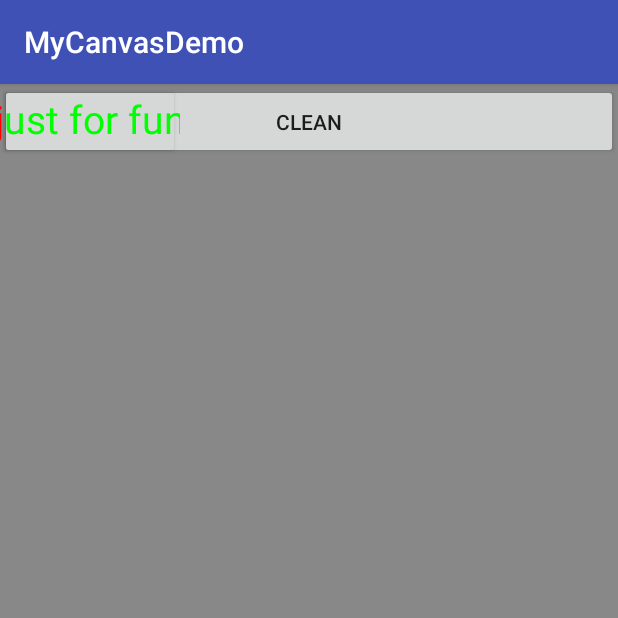
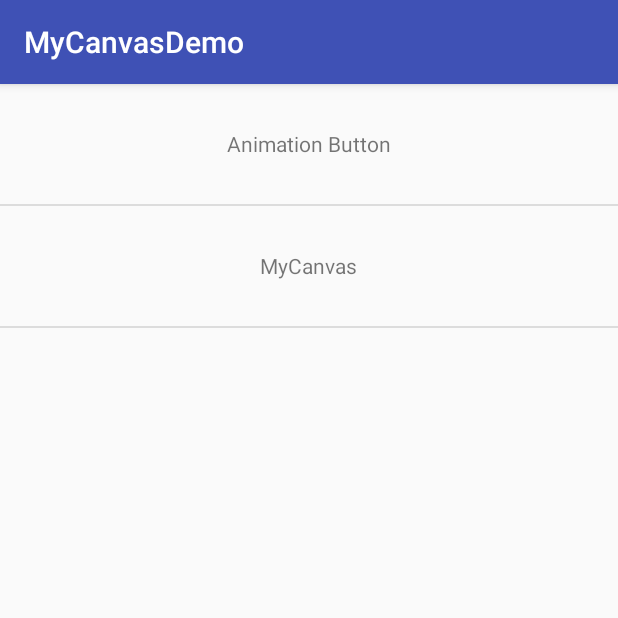
Before and after one commit to darrenfantasy/CustomViewDemo, an Android app: the screen it shows after launch (MainActivity), on a phone screen of 412 x 824 dp, the top half of it. Run offline under Robolectric (Android 15) with nearby library versions, the phone set to English and light mode, and no system bars.

Commit message:
调整项目页面布局

```diff
--- a/app/src/main/AndroidManifest.xml
+++ b/app/src/main/AndroidManifest.xml
@@ -17,6 +17,8 @@
                 <category android:name="android.intent.category.LAUNCHER"/>
             </intent-filter>
         </activity>
+        <activity android:name=".ui.AnimationButtonActivity"/>
+        <activity android:name=".ui.MyCanvasActivity"/>
     </application>
 
 </manifest>
--- /dev/null
+++ b/app/src/main/java/com/fantasy/darren/mycanvasdemo/adapter/MainActAdapter.java
@@ -0,0 +1,73 @@
+package com.fantasy.darren.mycanvasdemo.adapter;
+
+import android.content.Intent;
+import android.view.View;
+import android.view.ViewGroup;
+import android.widget.BaseAdapter;
+import android.widget.RelativeLayout;
+import android.widget.TextView;
+
+import com.fantasy.darren.mycanvasdemo.R;
+import com.fantasy.darren.mycanvasdemo.ui.AnimationButtonActivity;
+import com.fantasy.darren.mycanvasdemo.ui.MyCanvasActivity;
+
+import java.util.List;
+
+/**
+ * Created by fantasy on 16/12/7.
+ */
+
+public class MainActAdapter extends BaseAdapter{
+    private List<String> mListNames;
+    public MainActAdapter(List<String> names){
+        mListNames = names;
+    }
+    @Override
+    public int getCount() {
+        return mListNames.size();
+    }
+
+    @Override
+    public Object getItem(int position) {
+        return null;
+    }
+
+    @Override
+    public long getItemId(int position) {
+        return 0;
+    }
+
+    @Override
+    public View getView(final int position, View convertView, final ViewGroup parent) {
+        String name = mListNames.get(position);
+        ViewHolder viewHolder;
+        if (convertView == null){
+            viewHolder = new ViewHolder();
+            convertView = View.inflate(parent.getContext(), R.layout.main_adapter_item,null);
+            viewHolder.relativeLayout = (RelativeLayout) convertView.findViewById(R.id.item_rl);
+            viewHolder.textView = (TextView) convertView.findViewById(R.id.item_tv_name);
+            convertView.setTag(viewHolder);
+        }else {
+            viewHolder = (ViewHolder) convertView.getTag();
+        }
+        viewHolder.textView.setText(name);
+        viewHolder.relativeLayout.setOnClickListener(new View.OnClickListener() {
+            @Override
+            public void onClick(View v) {
+                if(position == 0){
+                    Intent intent = new Intent(parent.getContext(), AnimationButtonActivity.class);
+                    parent.getContext().startActivity(intent);
+                }else if(position == 1){
+                    Intent intent = new Intent(parent.getContext(), MyCanvasActivity.class);
+                    parent.getContext().startActivity(intent);
+                }
+            }
+        });
+
+        return convertView;
+    }
+    class ViewHolder{
+        TextView textView;
+        RelativeLayout relativeLayout;
+    }
+}
--- a/app/src/main/java/com/fantasy/darren/mycanvasdemo/ui/MainActivity.java
+++ b/app/src/main/java/com/fantasy/darren/mycanvasdemo/ui/MainActivity.java
@@ -1,135 +1,26 @@
 package com.fantasy.darren.mycanvasdemo.ui;
 
-import android.content.Intent;
-import android.net.Uri;
 import android.os.Bundle;
-import android.os.Environment;
 import android.support.v7.app.AppCompatActivity;
-import android.util.Log;
-import android.view.MotionEvent;
-import android.view.View;
-import android.widget.Button;
-import android.widget.LinearLayout;
+import android.widget.ListView;
 
-import com.fantasy.darren.mycanvasdemo.widget.MyCanvas;
 import com.fantasy.darren.mycanvasdemo.R;
-import com.fantasy.darren.mycanvasdemo.widget.MyAnimationButton;
+import com.fantasy.darren.mycanvasdemo.adapter.MainActAdapter;
 
-import java.io.File;
-import java.io.FileNotFoundException;
-import java.io.FileOutputStream;
-import java.io.IOException;
-import java.io.OutputStream;
+import java.util.ArrayList;
+import java.util.Collections;
 
 public class MainActivity extends AppCompatActivity {
-    private MyCanvas myCanvas;
+
     @Override
     protected void onCreate(Bundle savedInstanceState) {
         super.onCreate(savedInstanceState);
         setContentView(R.layout.activity_main);
-        myCanvas = (MyCanvas) findViewById(R.id.my_canvas);
-        Button saveBtn = (Button) findViewById(R.id.save);
-        LinearLayout mLinearLayout = (LinearLayout) findViewById(R.id.m_layout);
-        MyAnimationButton myAnimationButton = (MyAnimationButton) findViewById(R.id.my_animation_btn);
-        myAnimationButton.setMyText("just for fun");
-        myAnimationButton.setMyTextSize(39);
-        saveBtn.setOnTouchListener(new View.OnTouchListener() {
-            @Override
-            public boolean onTouch(View v, MotionEvent event) {
-                switch (event.getAction()) {
-                    case MotionEvent.ACTION_DOWN:
-                        Log.i("darren","myButton--onTouch-Action Down");
-                        break;
-                    case MotionEvent.ACTION_MOVE:
-                        Log.i("darren","myButton-onTouch--Action Move");
-                        break;
-                    case MotionEvent.ACTION_UP:
-                        Log.i("darren","myButton-onTouch--Action Up");
-                        break;
-                }
-                return false;
-            }
-        });
-        saveBtn.setOnClickListener(new View.OnClickListener() {
-            @Override
-            public void onClick(View v) {
-               // savePhoto();
-                Log.i("darren","myButton-onClick--");
-                myCanvas.cleanBitmap();
-            }
-        });
-        mLinearLayout.setOnTouchListener(new View.OnTouchListener() {
-            @Override
-            public boolean onTouch(View v, MotionEvent event) {
-                switch (event.getAction()) {
-                    case MotionEvent.ACTION_DOWN:
-                        Log.i("darren","mLinearLayout--onTouch-Action Down");
-                        break;
-                    case MotionEvent.ACTION_MOVE:
-                        Log.i("darren","mLinearLayout-onTouch--Action Move");
-                        break;
-                    case MotionEvent.ACTION_UP:
-                        Log.i("darren","mLinearLayout-onTouch--Action Up");
-                        break;
-                }
-                return false;
-            }
-        });
-        mLinearLayout.setOnClickListener(new View.OnClickListener() {
-            @Override
-            public void onClick(View v) {
-                Log.i("darren","myLayout-onClick--");
-                myCanvas.cleanBitmap();
-            }
-        });
-    }
-
-    private void savePhoto(){
-        try {
-            File file = new File(Environment.getExternalStorageDirectory(),System.currentTimeMillis()+".png");
-            OutputStream outputStream = new FileOutputStream(file);
-            myCanvas.saveBitmap(outputStream);
-            outputStream.close();
-            Intent intent = new Intent();
-            intent.setAction(Intent.ACTION_MEDIA_MOUNTED);
-            intent.setData(Uri.fromFile(Environment.getExternalStorageDirectory()));
-            sendBroadcast(intent);
-        } catch (FileNotFoundException e) {
-            e.printStackTrace();
-        } catch (IOException e) {
-            e.printStackTrace();
-        }
-    }
-
-    @Override
-    public boolean onTouchEvent(MotionEvent event) {
-        switch (event.getAction()) {
-            case MotionEvent.ACTION_DOWN:
-                Log.i("darren","activity--onTouchEvent-Action Down");
-                break;
-            case MotionEvent.ACTION_MOVE:
-                Log.i("darren","activity-onTouchEvent--Action Move");
-                break;
-            case MotionEvent.ACTION_UP:
-                Log.i("darren","activity-onTouchEvent--Action Up");
-                break;
-        }
-        return super.onTouchEvent(event);
-    }
-
-    @Override
-    public boolean dispatchTouchEvent(MotionEvent event) {
-        switch (event.getAction()) {
-            case MotionEvent.ACTION_DOWN:
-                Log.i("darren","activity--dispatchTouchEvent-Action Down");
-                break;
-            case MotionEvent.ACTION_MOVE:
-                Log.i("darren","activity-dispatchTouchEvent--Action Move");
-                break;
-            case MotionEvent.ACTION_UP:
-                Log.i("darren","activity-dispatchTouchEvent--Action Up");
-                break;
-        }
-        return super.dispatchTouchEvent(event);
+        ListView listView = (ListView) findViewById(R.id.main_list_view);
+        String[] itemNames ={"Animation Button","MyCanvas"};
+        ArrayList<String> stringArrayList = new ArrayList<>();
+        Collections.addAll(stringArrayList,itemNames);
+        MainActAdapter mainActAdapter = new MainActAdapter(stringArrayList);
+        listView.setAdapter(mainActAdapter);
     }
 }
--- a/app/src/main/res/layout/activity_main.xml
+++ b/app/src/main/res/layout/activity_main.xml
@@ -6,24 +6,8 @@
     android:layout_height="match_parent"
     tools:context="com.fantasy.darren.mycanvasdemo.ui.MainActivity">
 
-    <com.fantasy.darren.mycanvasdemo.widget.MyCanvas
-        android:id="@+id/my_canvas"
-        android:layout_width="wrap_content"
-        android:layout_height="match_parent"
-        android:layout_centerInParent="true"/>
-    <com.fantasy.darren.mycanvasdemo.widget.MyLayout
-        android:id="@+id/m_layout"
-        android:layout_width="match_parent"
-        android:layout_height="100dp">
-        <com.fantasy.darren.mycanvasdemo.widget.MyButton
-            android:id="@+id/save"
-            android:layout_width="match_parent"
-            android:layout_height="50dp"
-            android:layout_alignParentBottom="true"
-            android:text="clean"/>
-    </com.fantasy.darren.mycanvasdemo.widget.MyLayout>
-    <com.fantasy.darren.mycanvasdemo.widget.MyAnimationButton
-        android:id="@+id/my_animation_btn"
-        android:layout_width="120dp"
-        android:layout_height="50dp"/>
+    <ListView android:id="@+id/main_list_view"
+              android:layout_width="match_parent"
+              android:layout_height="match_parent"/>
+
 </RelativeLayout>
--- /dev/null
+++ b/app/src/main/res/layout/main_adapter_item.xml
@@ -0,0 +1,16 @@
+<?xml version="1.0" encoding="utf-8"?>
+<LinearLayout xmlns:android="http://schemas.android.com/apk/res/android"
+              android:layout_width="match_parent"
+              android:layout_height="match_parent"
+              android:orientation="vertical">
+    <RelativeLayout
+        android:id="@+id/item_rl"
+        android:layout_width="match_parent"
+        android:layout_height="80dp">
+
+        <TextView android:id="@+id/item_tv_name"
+                  android:layout_width="wrap_content"
+                  android:layout_height="wrap_content"
+                  android:layout_centerInParent="true"/>
+    </RelativeLayout>
+</LinearLayout>
```
Also changed, not shown: app/src/main/java/com/fantasy/darren/mycanvasdemo/ui/AnimationButtonActivity.java (added, +22 -0 lines), app/src/main/java/com/fantasy/darren/mycanvasdemo/ui/MyCanvasActivity.java (added, +134 -0 lines), app/src/main/res/layout/animation_button_activity.xml (added, +11 -0 lines), app/src/main/res/layout/my_canvas_activity.xml (added, +24 -0 lines).
